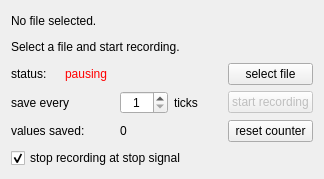
Qt form allsavewindow.ui (bchjoerni/mlab) before a commit.
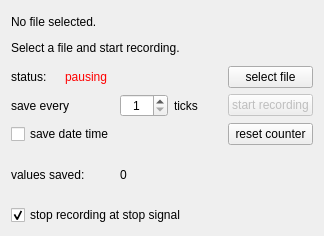
The same form after that commit.

Commit message: datetime added to allsavewindow

Patch:
```diff
--- a/allsavewindow.ui
+++ b/allsavewindow.ui
@@ -7,21 +7,14 @@
     <x>0</x>
     <y>0</y>
     <width>324</width>
-    <height>179</height>
+    <height>236</height>
    </rect>
   </property>
   <property name="windowTitle">
    <string>all saver</string>
   </property>
   <layout class="QGridLayout" name="gridLayout">
-   <item row="3" column="4">
-    <widget class="QPushButton" name="btn_resetCounter">
-     <property name="text">
-      <string>reset counter</string>
-     </property>
-    </widget>
-   </item>
-   <item row="3" column="0" colspan="2">
+   <item row="4" column="0" colspan="2">
     <widget class="QLabel" name="lbl_numSaved_lbl">
      <property name="text">
       <string>values saved:</string>
@@ -82,13 +75,6 @@
      </property>
     </widget>
    </item>
-   <item row="3" column="2">
-    <widget class="QLabel" name="lbl_numSaved">
-     <property name="text">
-      <string>0</string>
-     </property>
-    </widget>
-   </item>
    <item row="2" column="0" colspan="2">
     <widget class="QLabel" name="lbl_frequeny_lbl">
      <property name="text">
@@ -103,7 +89,7 @@
      </property>
     </widget>
    </item>
-   <item row="4" column="0" colspan="5">
+   <item row="6" column="0" colspan="5">
     <widget class="QCheckBox" name="chb_setZeroAtStopSignal">
      <property name="text">
       <string>stop recording at stop signal</string>
@@ -113,6 +99,27 @@
      </property>
     </widget>
    </item>
+   <item row="3" column="0" colspan="4">
+    <widget class="QCheckBox" name="chb_saveDateTime">
+     <property name="text">
+      <string>save date time</string>
+     </property>
+    </widget>
+   </item>
+   <item row="3" column="4">
+    <widget class="QPushButton" name="btn_resetCounter">
+     <property name="text">
+      <string>reset counter</string>
+     </property>
+    </widget>
+   </item>
+   <item row="4" column="2" colspan="2">
+    <widget class="QLabel" name="lbl_numSaved">
+     <property name="text">
+      <string>0</string>
+     </property>
+    </widget>
+   </item>
   </layout>
  </widget>
  <resources/>
```
The commit also changes 1 other file.
